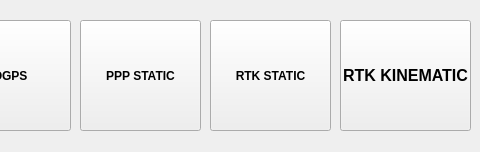
Old version of the form RTKBASE/options1.ui in the repository Francklin2/RTKLIB_Touchscreen_GUI; both pictures show x 320 to 800 and y 0 to 152 of the 800 by 152 pixel window.
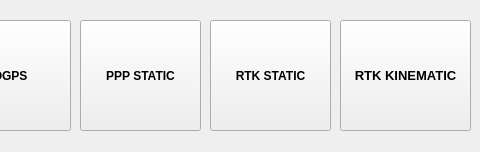
New version of the form.

Commit message: Minor graphic change (wrong character size, wrong textbox size for 5 inch screen)

```diff
--- a/RTKBASE/options1.ui
+++ b/RTKBASE/options1.ui
@@ -100,7 +100,7 @@
    </property>
    <property name="font">
     <font>
-     <pointsize>12</pointsize>
+     <pointsize>10</pointsize>
      <weight>75</weight>
      <bold>true</bold>
     </font>
```
The commit also changes 3 other files.
